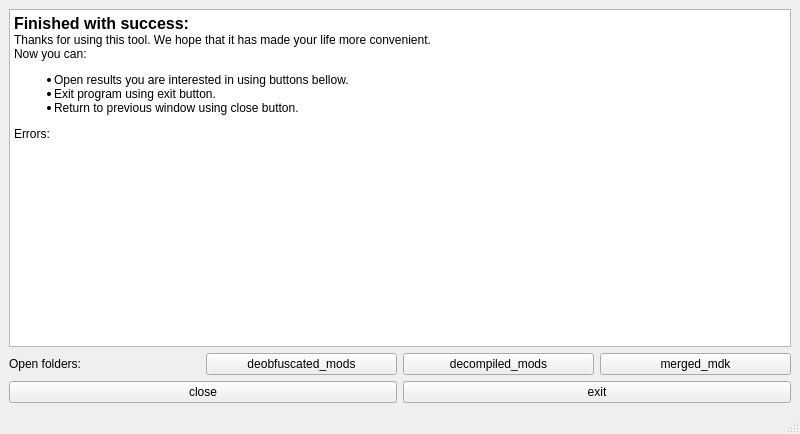
First picture: the form in MDGui/MDGResultWindow.ui, repository KostromDan/Mods-Decompiler-GUI, before the edit.
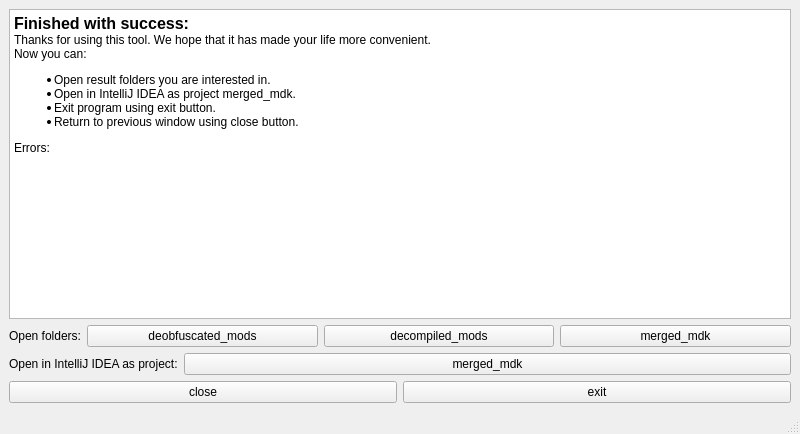
Second picture: the form after the edit.

Commit message: ResultWindow finished.

The edit to the form file:
```diff
--- a/MDGui/MDGResultWindow.ui
+++ b/MDGui/MDGResultWindow.ui
@@ -43,7 +43,8 @@
 &lt;p style=&quot; margin-top:0px; margin-bottom:0px; margin-left:0px; margin-right:0px; -qt-block-indent:0; text-indent:0px;&quot;&gt;&lt;span style=&quot; font-size:12pt; font-weight:700;&quot;&gt;Finished with success:&lt;/span&gt;&lt;/p&gt;
 &lt;p style=&quot; margin-top:0px; margin-bottom:0px; margin-left:0px; margin-right:0px; -qt-block-indent:0; text-indent:0px;&quot;&gt;Thanks for using this tool. We hope that it has made your life more convenient.&lt;br /&gt;Now you can:&lt;/p&gt;
 &lt;ul style=&quot;margin-top: 0px; margin-bottom: 0px; margin-left: 0px; margin-right: 0px; -qt-list-indent: 1;&quot;&gt;
-&lt;li style=&quot; margin-top:12px; margin-bottom:0px; margin-left:0px; margin-right:0px; -qt-block-indent:0; text-indent:0px;&quot;&gt;Open results you are interested in using buttons bellow.&lt;/li&gt;
+&lt;li style=&quot; margin-top:12px; margin-bottom:0px; margin-left:0px; margin-right:0px; -qt-block-indent:0; text-indent:0px;&quot;&gt;Open result folders you are interested in.&lt;/li&gt;
+&lt;li style=&quot; margin-top:0px; margin-bottom:0px; margin-left:0px; margin-right:0px; -qt-block-indent:0; text-indent:0px;&quot;&gt;Open in IntelliJ IDEA as project merged_mdk.&lt;/li&gt;
 &lt;li style=&quot; margin-top:0px; margin-bottom:0px; margin-left:0px; margin-right:0px; -qt-block-indent:0; text-indent:0px;&quot;&gt;Exit program using exit button.&lt;/li&gt;
 &lt;li style=&quot; margin-top:0px; margin-bottom:12px; margin-left:0px; margin-right:0px; -qt-block-indent:0; text-indent:0px;&quot;&gt;Return to previous window using close button.&lt;/li&gt;&lt;/ul&gt;
 &lt;p style=&quot; margin-top:0px; margin-bottom:0px; margin-left:0px; margin-right:0px; -qt-block-indent:0; text-indent:0px;&quot;&gt;Errors:&lt;/p&gt;
@@ -55,6 +56,12 @@
      <layout class="QHBoxLayout" name="horizontalLayout">
       <item>
        <widget class="QLabel" name="label">
+        <property name="sizePolicy">
+         <sizepolicy hsizetype="Maximum" vsizetype="Preferred">
+          <horstretch>0</horstretch>
+          <verstretch>0</verstretch>
+         </sizepolicy>
+        </property>
         <property name="text">
          <string>Open folders:</string>
         </property>
@@ -83,6 +90,30 @@
       </item>
      </layout>
     </item>
+    <item>
+     <layout class="QHBoxLayout" name="horizontalLayout_3">
+      <item>
+       <widget class="QLabel" name="label_2">
+        <property name="sizePolicy">
+         <sizepolicy hsizetype="Maximum" vsizetype="Preferred">
+          <horstretch>0</horstretch>
+          <verstretch>0</verstretch>
+         </sizepolicy>
+        </property>
+        <property name="text">
+         <string>Open in IntelliJ IDEA as project:</string>
+        </property>
+       </widget>
+      </item>
+      <item>
+       <widget class="QPushButton" name="intellij_idea_button">
+        <property name="text">
+         <string>merged_mdk</string>
+        </property>
+       </widget>
+      </item>
+     </layout>
+    </item>
     <item>
      <layout class="QHBoxLayout" name="horizontalLayout_2">
       <item>
```
The commit also changes 4 other files.
